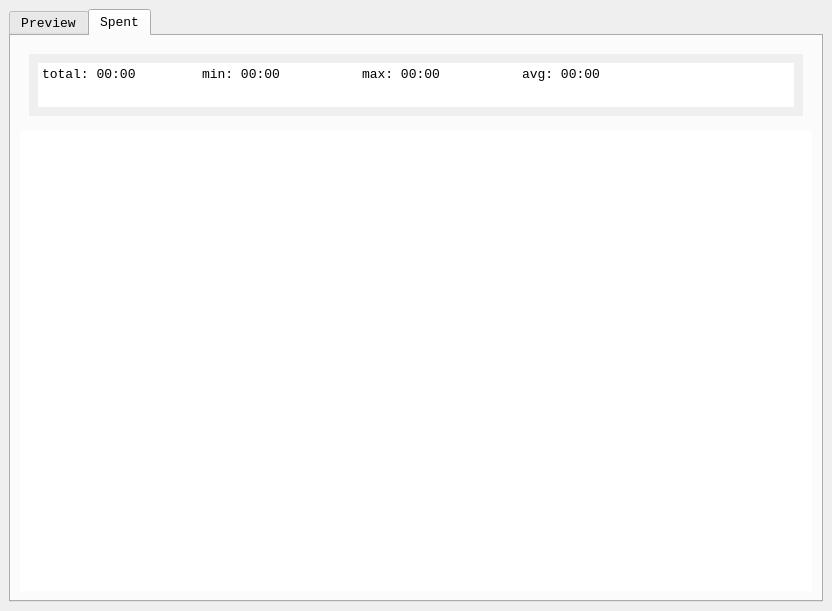
Qt form tgrp/mainwindow.ui (WANDEX/attila) before a commit.
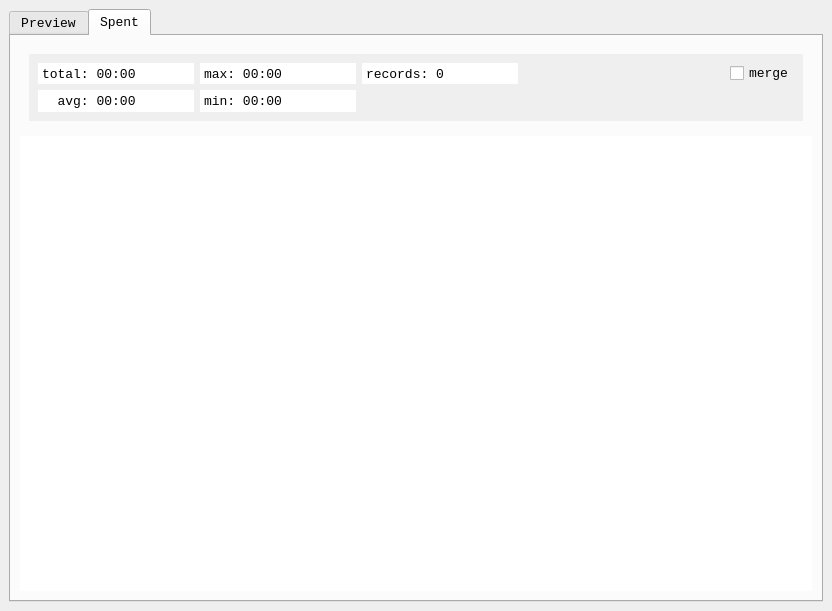
The same form after that commit. The open tabs and pages were chosen to show the change.

Commit message: [mainwindow.ui] spent tab upd

```diff
--- a/tgrp/mainwindow.ui
+++ b/tgrp/mainwindow.ui
@@ -257,7 +257,7 @@
           <property name="minimumSize">
            <size>
             <width>0</width>
-            <height>80</height>
+            <height>85</height>
            </size>
           </property>
           <layout class="QHBoxLayout" name="horizontalLayout_2">
@@ -284,7 +284,7 @@
                 <x>0</x>
                 <y>0</y>
                 <width>774</width>
-                <height>62</height>
+                <height>67</height>
                </rect>
               </property>
               <property name="sizePolicy">
@@ -294,6 +294,13 @@
                </sizepolicy>
               </property>
               <layout class="QGridLayout" name="gridLayout_2">
+               <item row="0" column="6">
+                <widget class="QCheckBox" name="checkBoxMerge">
+                 <property name="text">
+                  <string>merge</string>
+                 </property>
+                </widget>
+               </item>
                <item row="0" column="0">
                 <widget class="QPlainTextEdit" name="statsText">
                  <property name="sizePolicy">
@@ -308,6 +315,9 @@
                  <property name="frameShape">
                   <enum>QFrame::NoFrame</enum>
                  </property>
+                 <property name="verticalScrollBarPolicy">
+                  <enum>Qt::ScrollBarAlwaysOff</enum>
+                 </property>
                  <property name="undoRedoEnabled">
                   <bool>false</bool>
                  </property>
@@ -318,7 +328,144 @@
                   <bool>true</bool>
                  </property>
                  <property name="plainText">
-                  <string>total: 00:00 	min: 00:00 	max: 00:00 	avg: 00:00</string>
+                  <string>total: 00:00</string>
+                 </property>
+                </widget>
+               </item>
+               <item row="1" column="1">
+                <widget class="QPlainTextEdit" name="statsMin">
+                 <property name="sizePolicy">
+                  <sizepolicy hsizetype="Expanding" vsizetype="Ignored">
+                   <horstretch>0</horstretch>
+                   <verstretch>0</verstretch>
+                  </sizepolicy>
+                 </property>
+                 <property name="acceptDrops">
+                  <bool>false</bool>
+                 </property>
+                 <property name="frameShape">
+                  <enum>QFrame::NoFrame</enum>
+                 </property>
+                 <property name="verticalScrollBarPolicy">
+                  <enum>Qt::ScrollBarAlwaysOff</enum>
+                 </property>
+                 <property name="undoRedoEnabled">
+                  <bool>false</bool>
+                 </property>
+                 <property name="lineWrapMode">
+                  <enum>QPlainTextEdit::NoWrap</enum>
+                 </property>
+                 <property name="readOnly">
+                  <bool>true</bool>
+                 </property>
+                 <property name="plainText">
+                  <string>min: 00:00</string>
+                 </property>
+                </widget>
+               </item>
+               <item row="0" column="3" colspan="2">
+                <spacer name="horizontalSpacer_2">
+                 <property name="orientation">
+                  <enum>Qt::Horizontal</enum>
+                 </property>
+                 <property name="sizeHint" stdset="0">
+                  <size>
+                   <width>400</width>
+                   <height>20</height>
+                  </size>
+                 </property>
+                </spacer>
+               </item>
+               <item row="0" column="1">
+                <widget class="QPlainTextEdit" name="statsMax">
+                 <property name="sizePolicy">
+                  <sizepolicy hsizetype="Expanding" vsizetype="Ignored">
+                   <horstretch>0</horstretch>
+                   <verstretch>0</verstretch>
+                  </sizepolicy>
+                 </property>
+                 <property name="acceptDrops">
+                  <bool>false</bool>
+                 </property>
+                 <property name="frameShape">
+                  <enum>QFrame::NoFrame</enum>
+                 </property>
+                 <property name="verticalScrollBarPolicy">
+                  <enum>Qt::ScrollBarAlwaysOff</enum>
+                 </property>
+                 <property name="undoRedoEnabled">
+                  <bool>false</bool>
+                 </property>
+                 <property name="lineWrapMode">
+                  <enum>QPlainTextEdit::NoWrap</enum>
+                 </property>
+                 <property name="readOnly">
+                  <bool>true</bool>
+                 </property>
+                 <property name="plainText">
+                  <string>max: 00:00</string>
+                 </property>
+                </widget>
+               </item>
+               <item row="1" column="0">
+                <widget class="QPlainTextEdit" name="statsAvg">
+                 <property name="sizePolicy">
+                  <sizepolicy hsizetype="Expanding" vsizetype="Ignored">
+                   <horstretch>0</horstretch>
+                   <verstretch>0</verstretch>
+                  </sizepolicy>
+                 </property>
+                 <property name="acceptDrops">
+                  <bool>false</bool>
+                 </property>
+                 <property name="frameShape">
+                  <enum>QFrame::NoFrame</enum>
+                 </property>
+                 <property name="verticalScrollBarPolicy">
+                  <enum>Qt::ScrollBarAlwaysOff</enum>
+                 </property>
+                 <property name="undoRedoEnabled">
+                  <bool>false</bool>
+                 </property>
+                 <property name="lineWrapMode">
+                  <enum>QPlainTextEdit::NoWrap</enum>
+                 </property>
+                 <property name="readOnly">
+                  <bool>true</bool>
+                 </property>
+                 <property name="plainText">
+                  <string>  avg: 00:00</string>
+                 </property>
+                </widget>
+               </item>
+               <item row="0" column="2">
+                <widget class="QPlainTextEdit" name="statsRec">
+                 <property name="sizePolicy">
+                  <sizepolicy hsizetype="Expanding" vsizetype="Ignored">
+                   <horstretch>0</horstretch>
+                   <verstretch>0</verstretch>
+                  </sizepolicy>
+                 </property>
+                 <property name="acceptDrops">
+                  <bool>false</bool>
+                 </property>
+                 <property name="frameShape">
+                  <enum>QFrame::NoFrame</enum>
+                 </property>
+                 <property name="verticalScrollBarPolicy">
+                  <enum>Qt::ScrollBarAlwaysOff</enum>
+                 </property>
+                 <property name="undoRedoEnabled">
+                  <bool>false</bool>
+                 </property>
+                 <property name="lineWrapMode">
+                  <enum>QPlainTextEdit::NoWrap</enum>
+                 </property>
+                 <property name="readOnly">
+                  <bool>true</bool>
+                 </property>
+                 <property name="plainText">
+                  <string>records: 0</string>
                  </property>
                 </widget>
                </item>
```
Left out of the diff: 8 changed lines with no effect on the pictures.
